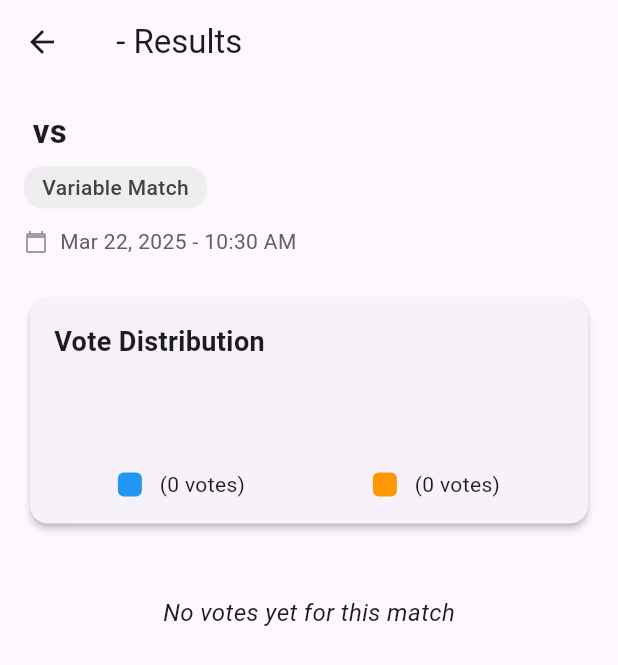
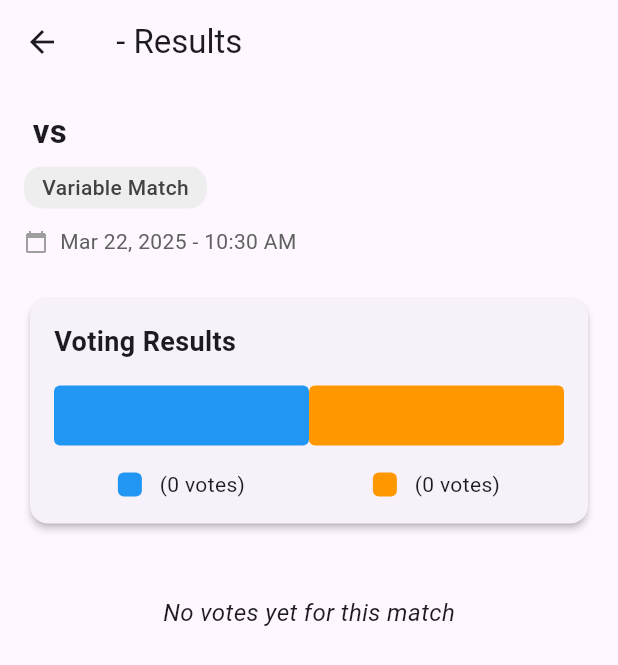
Before and after one commit to gbalaji207/bedding-app, a Flutter app: the VotingDetailsScreen screen opened directly with empty values, on a phone screen of 412 x 824 dp. Shown: the top 665 px of the screen. Run offline on Flutter 3.47's test engine with Material 3 defaults, Android fonts, the phone set to English and light mode, and no system bars; our stand-ins replace go_router, supabase_flutter; accounts and stored records are empty.

Commit message:
Voting cut-off time updated

```diff
--- a/lib/repositories/match_repository.dart
+++ b/lib/repositories/match_repository.dart
@@ -44,7 +44,7 @@ class MatchRepository {
       final response = await _supabaseClient
           .from('matches')
           .select()
-          // .lt('start_date', now) // Less than current time
+          .lt('start_date', now) // Less than current time
           .order('start_date', ascending: false); // Most recent first
 
       return response.map<Match>((json) => Match.fromJson(json)).toList();
--- a/lib/repositories/vote_repository.dart
+++ b/lib/repositories/vote_repository.dart
@@ -61,8 +61,10 @@ class VoteRepository {
       // If we have the match data, check if voting is still allowed
       if (match != null) {
         final now = DateTime.now();
-        if (now.isAfter(match.startDate)) {
-          throw Exception('Voting is closed for this match as it has already started');
+        final cutoffTime = match.startDate.subtract(const Duration(minutes: 30));
+
+        if (now.isAfter(cutoffTime)) {
+          throw Exception('Voting is closed for this match as it starts in less than 30 minutes');
         }
       }
 
--- a/lib/screens/auth/login_view_model.dart
+++ b/lib/screens/auth/login_view_model.dart
@@ -6,8 +6,8 @@ class LoginViewModel extends ChangeNotifier {
   final AppState _authProvider;
 
   // Form state
-  String _email = 'balagiiii@gmail.com';
-  String _password = '123123';
+  String _email = '';
+  String _password = '';
   String? _errorMessage;
   bool _isLoading = false;
   bool _isPasswordVisible = false;
--- a/lib/screens/voting/voting_details_screen.dart
+++ b/lib/screens/voting/voting_details_screen.dart
@@ -66,12 +66,13 @@ class _VotingDetailsScreenState extends State<VotingDetailsScreen> {
           return const Center(child: Text('Match not found'));
         }
 
-        // Check if match has started
+        // Check if voting is closed (match starts in less than 30 mins)
         final now = DateTime.now();
-        final matchHasStarted = now.isAfter(viewModel.match!.startDate);
+        final cutoffTime = viewModel.match!.startDate.subtract(const Duration(minutes: 30));
+        final votingClosed = now.isAfter(cutoffTime);
 
-        // If match hasn't started yet, show a message and navigation back
-        if (!matchHasStarted) {
+        // If voting hasn't closed yet, show a message and navigation back
+        if (!votingClosed) {
           return Scaffold(
             appBar: AppBar(
               title: Text('${viewModel.match!.title}'),
@@ -99,7 +100,7 @@ class _VotingDetailsScreenState extends State<VotingDetailsScreen> {
                     ),
                     const SizedBox(height: 16),
                     Text(
-                      'Voting details will be visible after the match starts on ${DateFormat('MMM dd, yyyy - h:mm a').format(viewModel.match!.startDate)}',
+                      'Voting details will be visible once voting closes at ${DateFormat('MMM dd, yyyy - h:mm a').format(viewModel.match!.startDate.subtract(const Duration(minutes: 30)))}',
                       style: const TextStyle(fontSize: 16),
                       textAlign: TextAlign.center,
                     ),
@@ -118,7 +119,7 @@ class _VotingDetailsScreenState extends State<VotingDetailsScreen> {
 
         return Scaffold(
           appBar: AppBar(
-            title: Text(matchHasStarted
+            title: Text(votingClosed
                 ? '${viewModel.match!.title} - Results'
                 : '${viewModel.match!.title} - Voting Details'),
             elevation: 0,
@@ -214,6 +215,11 @@ class _VotingDetailsScreenState extends State<VotingDetailsScreen> {
     final team1Percentage = totalVotes > 0 ? (team1Votes / totalVotes) * 100 : 0.0;
     final team2Percentage = totalVotes > 0 ? (team2Votes / totalVotes) * 100 : 0.0;
 
+    // Check if match has started to adjust the UI
+    final now = DateTime.now();
+    final matchHasStarted = now.isAfter(match.startDate);
+    final isFinished = match.status == MatchStatus.finished;
+
     return Card(
       elevation: 2,
       child: Padding(
@@ -221,9 +227,9 @@ class _VotingDetailsScreenState extends State<VotingDetailsScreen> {
         child: Column(
           crossAxisAlignment: CrossAxisAlignment.start,
           children: [
-            const Text(
-              'Vote Distribution',
-              style: TextStyle(
+            Text(
+              matchHasStarted ? 'Voting Results' : 'Current Votes',
+              style: const TextStyle(
                 fontSize: 18,
                 fontWeight: FontWeight.bold,
               ),
@@ -234,7 +240,7 @@ class _VotingDetailsScreenState extends State<VotingDetailsScreen> {
               children: [
                 // Team 1
                 Expanded(
-                  flex: team1Votes,
+                  flex: team1Votes > 0 ? team1Votes : 1,
                   child: Container(
                     height: 40,
                     decoration: BoxDecoration(
@@ -256,7 +262,7 @@ class _VotingDetailsScreenState extends State<VotingDetailsScreen> {
 
                 // Team 2
                 Expanded(
-                  flex: team2Votes,
+                  flex: team2Votes > 0 ? team2Votes : 1,
                   child: Container(
                     height: 40,
                     decoration: BoxDecoration(
@@ -287,6 +293,37 @@ class _VotingDetailsScreenState extends State<VotingDetailsScreen> {
                 _buildLegendItem(Colors.orange, match.team2, team2Votes),
               ],
             ),
+
+            // Add winner indicator for finished matches
+            if (isFinished) ...[
+              const SizedBox(height: 20),
+              const Divider(),
+              const SizedBox(height: 10),
+              Center(
+                child: Container(
+                  padding: const EdgeInsets.symmetric(horizontal: 16, vertical: 8),
+                  decoration: BoxDecoration(
+                    color: Colors.green.shade100,
+                    borderRadius: BorderRadius.circular(8),
+                    border: Border.all(color: Colors.green),
+                  ),
+                  child: Row(
+                    mainAxisSize: MainAxisSize.min,
+                    children: [
+                      const Icon(Icons.emoji_events, color: Colors.amber),
+                      const SizedBox(width: 8),
+                      Text(
+                        'Winner: ${team1Votes > team2Votes ? match.team1 : match.team2}',
+                        style: TextStyle(
+                          fontWeight: FontWeight.bold,
+                          color: Colors.green.shade800,
+                        ),
+                      ),
+                    ],
+                  ),
+                ),
+              ),
+            ],
           ],
         ),
       ),
--- a/lib/viewmodels/vote_view_model.dart
+++ b/lib/viewmodels/vote_view_model.dart
@@ -83,8 +83,10 @@ class VoteViewModel with ChangeNotifier {
 
       if (match != null) {
         final now = DateTime.now();
-        if (now.isAfter(match.startDate)) {
-          _setError('Voting is closed for this match as it has already started');
+        final cutoffTime = match.startDate.subtract(const Duration(minutes: 30));
+
+        if (now.isAfter(cutoffTime)) {
+          _setError('Voting is closed for this match as it starts in less than 30 minutes');
           return false;
         }
       }
@@ -108,15 +110,17 @@ class VoteViewModel with ChangeNotifier {
     _setLoading();
 
     try {
-      // First check if the related match has started
+      // First check if the related match is within 30 minutes of starting
       final vote = _userVotes.values.firstWhere((v) => v.id == voteId);
-      final matchId = vote.userId;
+      final matchId = vote.matchId;
       final match = getMatchById(matchId);
 
       if (match != null) {
         final now = DateTime.now();
-        if (now.isAfter(match.startDate)) {
-          _setError('Cannot delete vote as match has already started');
+        final cutoffTime = match.startDate.subtract(const Duration(minutes: 30));
+
+        if (now.isAfter(cutoffTime)) {
+          _setError('Cannot delete vote as match starts in less than 30 minutes');
           return false;
         }
       }
```
Also changed, not shown: lib/screens/voting/voting_screen.dart (+8 -7 lines), lib/viewmodels/vote_details_view_model.dart (+5 -4 lines).
